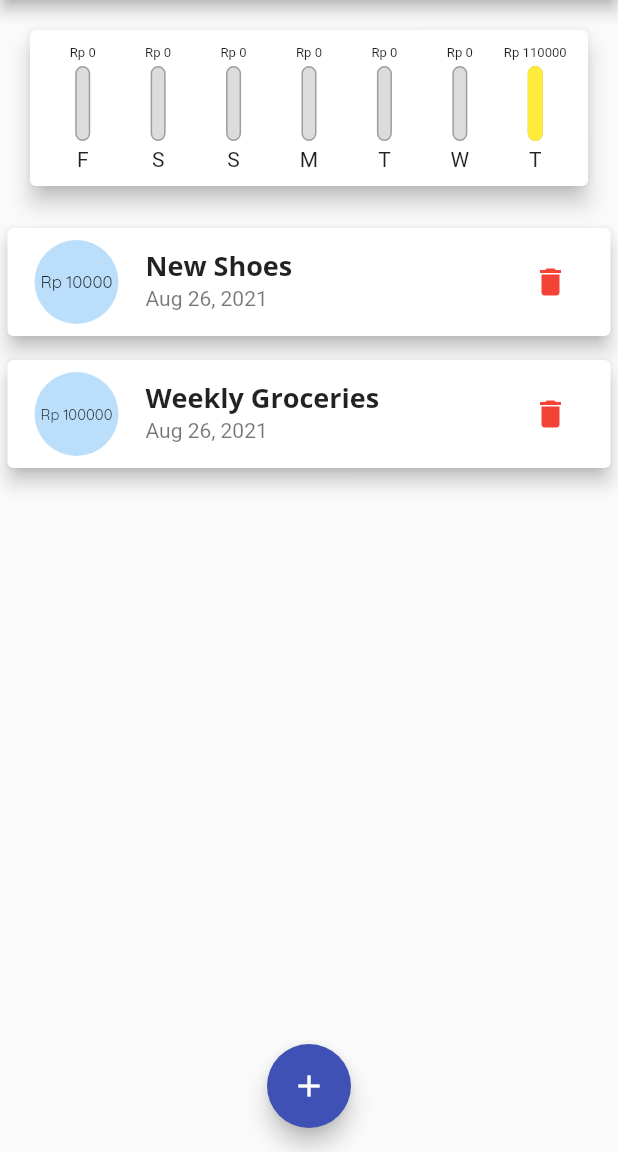
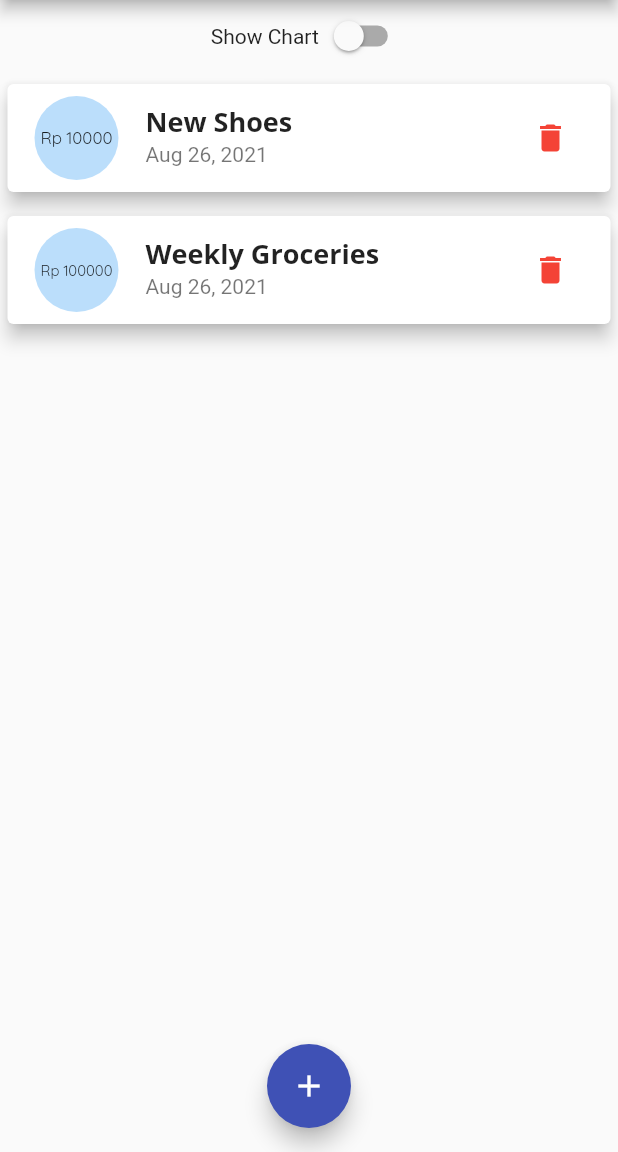
Before and after one commit to Barragan17/Flutter-Projects, a Flutter app: the screen it shows after launch, on a phone screen of 412 x 824 dp, the part 84-1236 px from its top. Run offline on Flutter 3.47's test engine with Material 2 defaults, Android fonts, the phone set to English and light mode, and no system bars; missing offline and left inert: dart:ffi.

Commit message:
Add several responsive config

```diff
--- a/Personal_Expenses_App/lib/main.dart
+++ b/Personal_Expenses_App/lib/main.dart
@@ -2,9 +2,17 @@ import 'package:Personal_Expenses_App/widget/chart.dart';
 import 'package:Personal_Expenses_App/widget/new_transaction.dart';
 import 'package:Personal_Expenses_App/widget/transaction_list.dart';
 import 'package:flutter/material.dart';
+import 'package:flutter/services.dart';
 import './model/transaction.dart';
 
 void main() {
+  // Use this line to restrict landscape mode
+
+  // WidgetsFlutterBinding.ensureInitialized();
+  // SystemChrome.setPreferredOrientations([
+  //   DeviceOrientation.portraitUp,
+  //   DeviceOrientation.portraitDown,
+  // ]);
   runApp(MyApp());
 }
 
@@ -87,6 +95,8 @@ class _MyHomePageState extends State<MyHomePage> {
     }).toList();
   }
 
+  bool _switchStatus = false;
+
   void _addNewTransaction(
       String txTitle, double txAmount, DateTime transactionsDate) {
     final newTx = Transaction(
@@ -121,8 +131,7 @@ class _MyHomePageState extends State<MyHomePage> {
 
   @override
   Widget build(BuildContext context) {
-    return Scaffold(
-      appBar: AppBar(
+    final appBar = AppBar(
       title: Text('Personal Expenses App'),
       actions: [
         IconButton(
@@ -132,14 +141,44 @@ class _MyHomePageState extends State<MyHomePage> {
           icon: Icon(Icons.add),
         ),
       ],
-      ),
+    );
+    return Scaffold(
+      appBar: appBar,
       body: SingleChildScrollView(
         child: Column(
           crossAxisAlignment: CrossAxisAlignment.stretch,
           // mainAxisAlignment: MainAxisAlignment.spaceAround,
           children: [
-            Chart(_recentTransactions),
-            TransactionList(_userTransaction, _deleteTransactions),
+            // use this line to set the height dynamically according to the phone's size
+            Row(
+              mainAxisAlignment: MainAxisAlignment.center,
+              children: [
+                Text('Show Chart'),
+                Switch(
+                  value: _switchStatus,
+                  onChanged: (val) {
+                    setState(() {
+                      _switchStatus = val;
+                    });
+                  },
+                ),
+              ],
+            ),
+            // use if statement to set which content to be shown
+            _switchStatus
+                ? Container(
+                    height: MediaQuery.of(context).size.height * 0.7 -
+                        appBar.preferredSize.height -
+                        MediaQuery.of(context).padding.top,
+                    child: Chart(_recentTransactions),
+                  )
+                // set the height amount to 1.0 in total
+                : Container(
+                    height: MediaQuery.of(context).size.height * 0.75 -
+                        appBar.preferredSize.height -
+                        MediaQuery.of(context).padding.top,
+                    child:
+                        TransactionList(_userTransaction, _deleteTransactions)),
           ],
         ),
       ),
--- a/Personal_Expenses_App/lib/widget/chart_bar.dart
+++ b/Personal_Expenses_App/lib/widget/chart_bar.dart
@@ -11,10 +11,12 @@ class ChartBar extends StatelessWidget {
 
   @override
   Widget build(BuildContext context) {
+    // use LayoutBuilder so that we can adjust the height based on the widget's custom height according to the device's screen height
+    return LayoutBuilder(builder: (ctx, constraint) {
       return Column(
         children: [
           Container(
-          height: 10,
+            height: constraint.maxHeight * 0.15,
             child: FittedBox(
               child: Text(
                 'Rp ${spendingAmount.toStringAsFixed(0)}',
@@ -22,10 +24,10 @@ class ChartBar extends StatelessWidget {
             ),
           ),
           SizedBox(
-          height: 4,
+            height: constraint.maxHeight * 0.05,
           ),
           Container(
-          height: 50,
+            height: constraint.maxHeight * 0.6,
             width: 10,
             child: Stack(
               children: [
@@ -49,10 +51,18 @@ class ChartBar extends StatelessWidget {
             ),
           ),
           SizedBox(
-          height: 4,
+            height: constraint.maxHeight * 0.05,
           ),
-        Text(label.substring(0, 1)),
+          Container(
+            height: constraint.maxHeight * 0.15,
+            child: FittedBox(
+              child: Text(
+                label.substring(0, 1),
+              ),
+            ),
+          ),
         ],
       );
+    });
   }
 }
--- a/Personal_Expenses_App/lib/widget/transaction_list.dart
+++ b/Personal_Expenses_App/lib/widget/transaction_list.dart
@@ -9,9 +9,9 @@ class TransactionList extends StatelessWidget {
   @override
   Widget build(BuildContext context) {
     return Container(
-      height: 200,
       child: _userTransaction.isEmpty
-          ? Column(
+          ? LayoutBuilder(builder: (ctx, constraint) {
+              return Column(
                 children: [
                   Text(
                     'No Transaction Added Yet',
@@ -28,7 +28,8 @@ class TransactionList extends StatelessWidget {
                     ),
                   ),
                 ],
-            )
+              );
+            })
           : ListView.builder(
               itemBuilder: (ctx, index) {
                 return Card(
```
Lines whose indentation alone changed are shown as unchanged.
